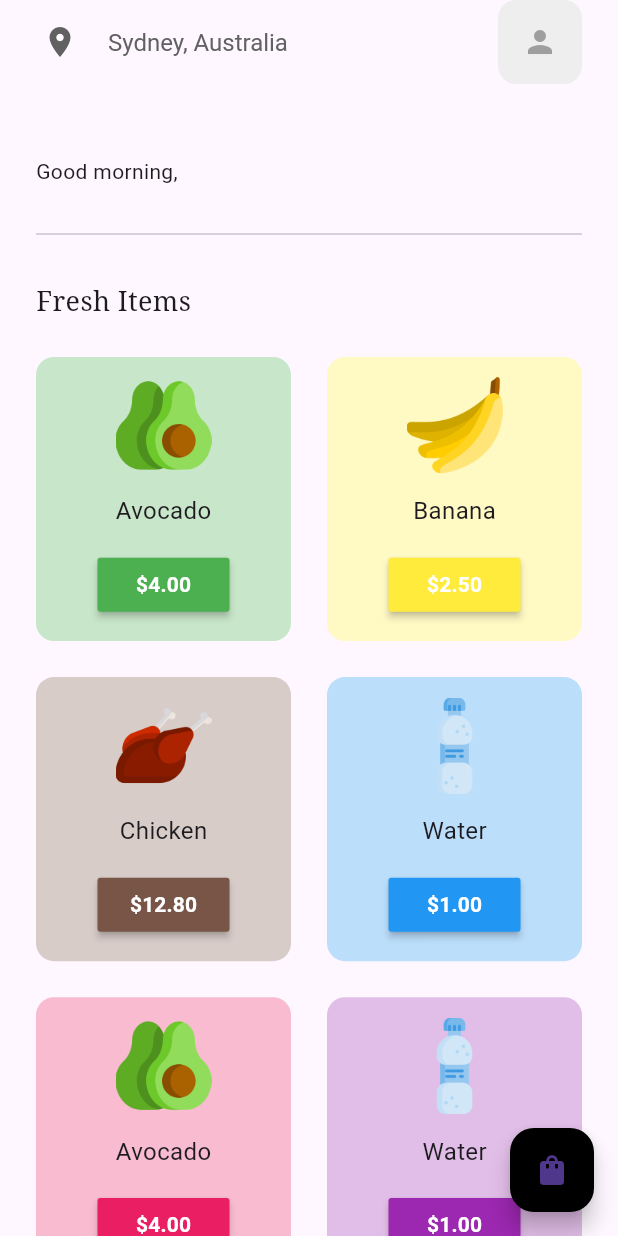
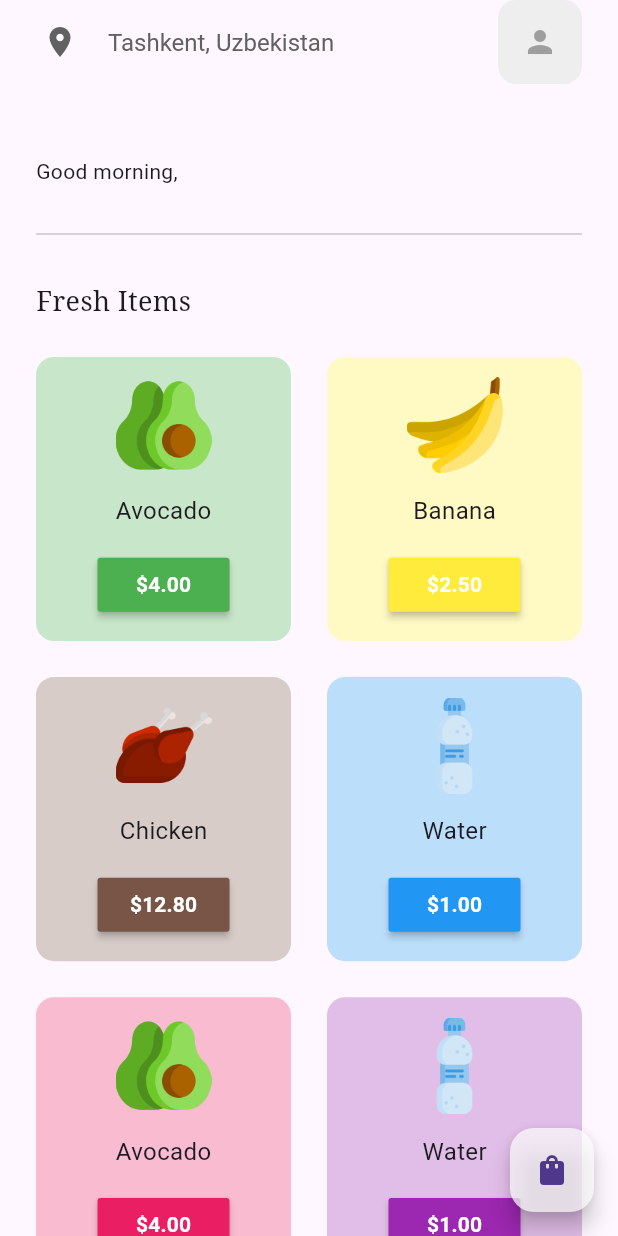
Before and after one commit to AsilbekGit/Online-Grocery-Shop-App, a Flutter app: the HomePage screen opened directly, on a phone screen of 412 x 824 dp. Run offline on Flutter 3.47's test engine with Material 3 defaults, Android fonts, the phone set to English and light mode, and no system bars; our stand-ins replace cloud_firestore, firebase_auth, firebase_core, google_fonts, shared_preferences; accounts and stored records are empty.

Commit message:
Updates on :{ Register page , home page, my profile ,intro page }

```diff
--- a/lib/pages/home_page.dart
+++ b/lib/pages/home_page.dart
@@ -1,3 +1,4 @@
+import 'package:firebase_auth/firebase_auth.dart';
 import 'package:flutter/material.dart';
 import 'package:google_fonts/google_fonts.dart';
 import 'package:project/pages/Sign_in.dart';
@@ -9,12 +10,11 @@ import 'cart_page.dart';
 
 class HomePage extends StatefulWidget {
   const HomePage({super.key});
-
   @override
   State<HomePage> createState() => _HomePageState();
 }
-
 class _HomePageState extends State<HomePage> {
+  final user = FirebaseAuth.instance.currentUser;
   @override
   Widget build(BuildContext context) {
     return Scaffold(
@@ -29,7 +29,7 @@ class _HomePageState extends State<HomePage> {
           ),
         ),
         title: Text(
-          'Sydney, Australia',
+          'Tashkent, Uzbekistan',
           style: TextStyle(
             fontSize: 16,
             color: Colors.grey[700],
@@ -43,7 +43,7 @@ class _HomePageState extends State<HomePage> {
               onTap: () {
                 Navigator.push(
                   context,
-                  MaterialPageRoute(builder: (context) =>  SignInScreen()),
+                  MaterialPageRoute(builder: (context) =>  ProfilePage(userId: user!.uid)),
                 );
               },
               child: Container(
@@ -62,7 +62,7 @@ class _HomePageState extends State<HomePage> {
         ],
       ),
       floatingActionButton: FloatingActionButton(
-        backgroundColor: Colors.black,
+        backgroundColor: Colors.white70,
         onPressed: () => Navigator.push(
           context,
           MaterialPageRoute(
@@ -77,37 +77,16 @@ class _HomePageState extends State<HomePage> {
         crossAxisAlignment: CrossAxisAlignment.start,
         children: [
           const SizedBox(height: 48),
-
-          // good morning bro
           const Padding(
             padding: EdgeInsets.symmetric(horizontal: 24.0),
             child: Text('Good morning,'),
           ),
-          //
-          // const SizedBox(height: 4),
-
-          // Let's order fresh items for you
-          // Padding(
-          //   padding: const EdgeInsets.symmetric(horizontal: 24.0),
-          //   child: Text(
-          //     "Let's order fresh items for you",
-          //     style: GoogleFonts.notoSerif(
-          //       fontSize: 36,
-          //       fontWeight: FontWeight.bold,
-          //     ),
-          //   ),
-          // ),
-
           const SizedBox(height: 24),
-
           const Padding(
             padding: EdgeInsets.symmetric(horizontal: 24.0),
             child: Divider(),
           ),
-
           const SizedBox(height: 24),
-
-          // categories -> horizontal listview
           Padding(
             padding: const EdgeInsets.symmetric(horizontal: 24.0),
             child: Text(
@@ -118,8 +97,6 @@ class _HomePageState extends State<HomePage> {
               ),
             ),
           ),
-
-          // recent orders -> show last 3
           Expanded(
             child: Consumer<CartModel>(
               builder: (context, value, child) {
--- a/lib/pages/my_profile.dart
+++ b/lib/pages/my_profile.dart
@@ -1,3 +1,4 @@
+import 'package:firebase_auth/firebase_auth.dart';
 import 'package:flutter/material.dart';
 import 'package:cloud_firestore/cloud_firestore.dart';
 
```
Also changed, not shown: lib/pages/Sign_in.dart (+7 -5 lines).
